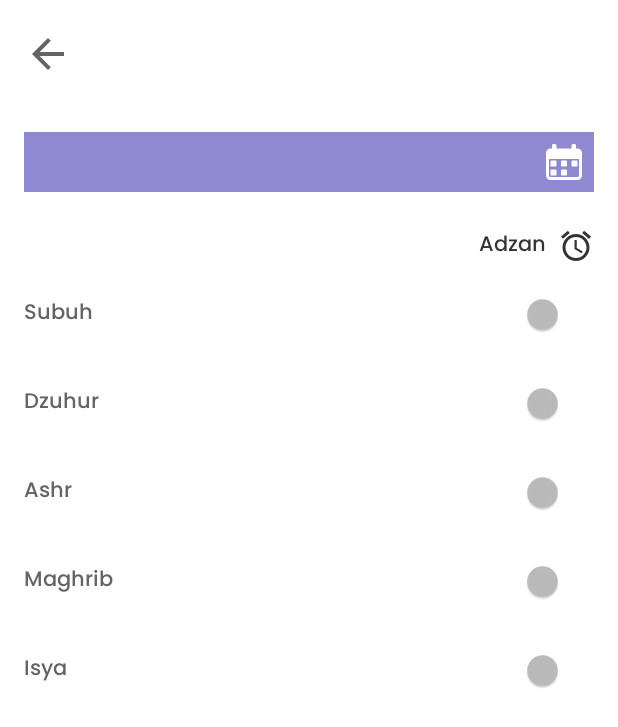
After one commit to MaulIbra/REST_CLIENT_Android_QuranQu, an Android app: the JadwalSholatActivity screen opened directly, with no data from a screen before it, on a phone screen of 412 x 824 dp. The commit adds this screen. Shown: the top 727 px of the screen. Run offline under Robolectric (Android 15) with nearby library versions, the phone set to English and light mode, and no system bars; network calls fail.

Commit message:
add alarm manager for adzan

```diff
--- a/app/src/main/AndroidManifest.xml
+++ b/app/src/main/AndroidManifest.xml
@@ -18,6 +18,7 @@
         <service android:name=".service.JobServices"
             android:permission="android.permission.BIND_JOB_SERVICE"/>
         <service android:name=".service.FetchAddressIntentService"/>
+        <receiver android:name=".service.AlertReciever"/>
         <activity android:name=".ui.home.HomeActivity">
             <intent-filter>
                 <action android:name="android.intent.action.MAIN" />
@@ -27,6 +28,7 @@
         </activity>
         <activity android:name=".ui.surah.SurahActivity"/>
         <activity android:name=".ui.ayat.AyatActivity"/>
+        <activity android:name=".ui.sholat.JadwalSholatActivity"/>
     </application>
 
 </manifest>
--- a/app/src/main/java/com/example/quranqu/common/ConstantValue.java
+++ b/app/src/main/java/com/example/quranqu/common/ConstantValue.java
@@ -20,4 +20,12 @@ public class ConstantValue {
     public static final String DATE_FORMAT = "EEEE, d MMMM yyyy";
     public static final String BASE_URL_QURAN = "https://al-quran-8d642.firebaseio.com/";
     public static final String BASE_URL_ADZAN = "https://muslimsalat.com/";
+    public static final String JADWAL_SHOLAT = "jadwalSholat";
+    public static final String TANGGAL = "tanggal";
+    public static final String KOTA = "kota";
+    public static final String SUBUH = "subuh";
+    public static final String DZUHUR = "dzuhur";
+    public static final String ASHAR = "ashar";
+    public static final String MAGHRIB = "maghrib";
+    public static final String ISYA = "isya";
 }
--- a/app/src/main/java/com/example/quranqu/model/Items.java
+++ b/app/src/main/java/com/example/quranqu/model/Items.java
@@ -1,9 +1,12 @@
 package com.example.quranqu.model;
+
+import android.os.Parcel;
+import android.os.Parcelable;
 
 import com.google.gson.annotations.Expose;
 import com.google.gson.annotations.SerializedName;
 
-public class Items {
+public class Items  {
     @Expose
     @SerializedName("isha")
     private String isha;
--- /dev/null
+++ b/app/src/main/java/com/example/quranqu/service/AlertReciever.java
@@ -0,0 +1,27 @@
+package com.example.quranqu.service;
+
+import android.app.NotificationChannel;
+import android.content.BroadcastReceiver;
+import android.content.Context;
+import android.content.Intent;
+import android.media.MediaPlayer;
+
+import androidx.core.app.NotificationCompat;
+
+import com.example.quranqu.R;
+
+/**
+ * Created by Maulana Ibrahim on 05/May/2020
+ * Email maulibrahim19@gmail.com
+ */
+public class AlertReciever extends BroadcastReceiver {
+
+    @Override
+    public void onReceive(Context context, Intent intent) {
+        NotificationHelper notificationHelper = new NotificationHelper(context);
+        NotificationCompat.Builder nb = notificationHelper.getChannelNotification();
+        notificationHelper.getManager().notify(1,nb.build());
+        MediaPlayer mediaPlayer = MediaPlayer.create(context,R.raw.adzan);
+        mediaPlayer.start();
+    }
+}
--- /dev/null
+++ b/app/src/main/java/com/example/quranqu/service/NotificationHelper.java
@@ -0,0 +1,52 @@
+package com.example.quranqu.service;
+
+import android.annotation.TargetApi;
+import android.app.NotificationChannel;
+import android.app.NotificationManager;
+import android.content.Context;
+import android.content.ContextWrapper;
+import android.os.Build;
+
+import androidx.core.app.NotificationCompat;
+
+import com.example.quranqu.R;
+
+/**
+ * Created by Maulana Ibrahim on 05/May/2020
+ * Email maulibrahim19@gmail.com
+ */
+public class NotificationHelper extends ContextWrapper {
+
+    public static final String channelID = "channelID";
+    public static final String channelName = "channelName";
+
+    private NotificationManager manager;
+
+    public NotificationHelper(Context base) {
+        super(base);
+        if (Build.VERSION.SDK_INT >= Build.VERSION_CODES.O){
+            createChannel();
+        }
+    }
+
+    @TargetApi(Build.VERSION_CODES.O)
+    private void createChannel() {
+        NotificationChannel notificationChannel = new NotificationChannel(channelID, channelName, NotificationManager.IMPORTANCE_HIGH);
+        getManager().createNotificationChannel(notificationChannel);
+    }
+
+    public NotificationManager getManager() {
+        if (manager == null) {
+            manager = (NotificationManager) getSystemService(Context.NOTIFICATION_SERVICE);
+        }
+
+        return manager;
+    }
+
+    public NotificationCompat.Builder getChannelNotification() {
+        return new NotificationCompat.Builder(getApplicationContext(), channelID)
+                .setContentTitle("Alarm!")
+                .setContentText("Your AlarmManager is working.")
+                .setSmallIcon(R.drawable.ic_access_alarm_black_24dp);
+    }
+}
--- a/app/src/main/java/com/example/quranqu/ui/home/HomeActivity.java
+++ b/app/src/main/java/com/example/quranqu/ui/home/HomeActivity.java
@@ -11,6 +11,7 @@ import android.hardware.SensorEventListener;
 import android.hardware.SensorManager;
 import android.os.Bundle;
 import android.os.Handler;
+import android.os.Parcelable;
 import android.os.ResultReceiver;
 import android.view.View;
 import android.view.animation.Animation;
@@ -29,8 +30,11 @@ import com.example.quranqu.common.ConstantValue;
 import com.example.quranqu.common.DateFormatHelper;
 import com.example.quranqu.model.Items;
 import com.example.quranqu.service.CurrentLocationService;
+import com.example.quranqu.ui.sholat.JadwalSholatActivity;
 import com.example.quranqu.ui.surah.SurahActivity;
 
+import java.io.Serializable;
+import java.util.ArrayList;
 import java.util.List;
 import java.util.Objects;
 
@@ -41,13 +45,14 @@ import java.util.Objects;
 public class HomeActivity extends AppCompatActivity implements View.OnClickListener, SensorEventListener, HomeContract.view {
 
     private CardView cvMembacaQuran, cvWaktuSholat, cvKumpulanDoa;
-    private TextView tvCity, tvDate, tvTime, tvKetSholat,tvLeftTime,tvMenuju;
+    private TextView tvCity, tvDate, tvTime, tvKetSholat, tvLeftTime, tvMenuju;
     private ImageView ivCompas;
     private float currentDegree = 0f;
     private SensorManager mSensorManager;
     public static final int REQUEST_CODE_LOCATION_PERMISSION = 1;
     private ResultReceiver resultReceiver;
     private DateFormatHelper dateFormatHelper;
+    List<Items> itemsList = new ArrayList<>();
     private static final String TAG = "HomeActivity";
     private HomePresenter presenter;
     private CurrentLocationService currentLocationService;
@@ -59,6 +64,7 @@ public class HomeActivity extends AppCompatActivity implements View.OnClickListe
         onInitView();
         onInit();
         cvMembacaQuran.setOnClickListener(this);
+        cvWaktuSholat.setOnClickListener(this);
     }
 
     private void onInitView() {
@@ -92,6 +98,20 @@ public class HomeActivity extends AppCompatActivity implements View.OnClickListe
                 i.putExtra(ConstantValue.idActivity, ConstantValue.quran);
                 startActivity(i);
                 break;
+            case R.id.cvWaktuSholat:
+                if (itemsList != null) {
+                    if (itemsList.size() > 0) {
+                        Intent z = new Intent(HomeActivity.this, JadwalSholatActivity.class);
+                        z.putExtra(ConstantValue.SUBUH, itemsList.get(0).getFajr());
+                        z.putExtra(ConstantValue.DZUHUR, itemsList.get(0).getDhuhr());
+                        z.putExtra(ConstantValue.ASHAR, itemsList.get(0).getAsr());
+                        z.putExtra(ConstantValue.MAGHRIB, itemsList.get(0).getMaghrib());
+                        z.putExtra(ConstantValue.ISYA, itemsList.get(0).getIsha());
+                        z.putExtra(ConstantValue.KOTA, tvCity.getText().toString());
+                        z.putExtra(ConstantValue.TANGGAL, tvDate.getText().toString());
+                        startActivity(z);
+                    }
+                }
         }
 
     }
@@ -132,6 +152,7 @@ public class HomeActivity extends AppCompatActivity implements View.OnClickListe
 
     @Override
     public void onSuccessGetJadwalSholat(List<Items> items) {
+        itemsList = items;
         presenter.getFindFirstJadwal(items);
     }
 
--- /dev/null
+++ b/app/src/main/java/com/example/quranqu/ui/sholat/JadwalSholatActivity.java
@@ -0,0 +1,137 @@
+package com.example.quranqu.ui.sholat;
+
+import android.app.AlarmManager;
+import android.app.PendingIntent;
+import android.content.Context;
+import android.content.Intent;
+import android.os.Bundle;
+import android.view.View;
+import android.widget.CompoundButton;
+import android.widget.ImageView;
+import android.widget.Switch;
+import android.widget.TextView;
+import android.widget.Toast;
+
+import androidx.annotation.Nullable;
+import androidx.appcompat.app.AppCompatActivity;
+
+import com.example.quranqu.R;
+import com.example.quranqu.common.ConstantValue;
+import com.example.quranqu.common.DateFormatHelper;
+import com.example.quranqu.service.AlertReciever;
+
+import java.util.Calendar;
+
+/**
+ * Created by Maulana Ibrahim on 05/May/2020
+ * Email maulibrahim19@gmail.com
+ */
+public class JadwalSholatActivity extends AppCompatActivity implements View.OnClickListener, CompoundButton.OnCheckedChangeListener {
+
+    private ImageView btnBack;
+    private TextView tvCityJadwal, tvDateJadwal, tvSubuh, tvDzuhur, tvAshr, tvMaghrib, tvIsya;
+    private Switch swSubuh, swDzuhur, swAshr, swMaghrib, swIsya;
+    private String subuh, dzuhur, ashr, maghrib, isya;
+    DateFormatHelper dateFormatHelper;
+
+    @Override
+    protected void onCreate(@Nullable Bundle savedInstanceState) {
+        super.onCreate(savedInstanceState);
+        setContentView(R.layout.jadwal_activity);
+        dateFormatHelper = new DateFormatHelper();
+        onInitView();
+        onInit();
+    }
+
+    private void onInit() {
+        Intent i = getIntent();
+        subuh = i.getStringExtra(ConstantValue.SUBUH);
+        dzuhur = i.getStringExtra(ConstantValue.DZUHUR);
+        ashr = i.getStringExtra(ConstantValue.ASHAR);
+        maghrib = i.getStringExtra(ConstantValue.MAGHRIB);
+        isya = i.getStringExtra(ConstantValue.ISYA);
+        tvCityJadwal.setText(i.getStringExtra(ConstantValue.KOTA));
+        tvDateJadwal.setText(i.getStringExtra(ConstantValue.TANGGAL));
+        tvSubuh.setText(subuh);
+        tvDzuhur.setText(dzuhur);
+        tvAshr.setText(ashr);
+        tvMaghrib.setText(maghrib);
+        tvIsya.setText(isya);
+
+    }
+
+    private void onInitView() {
+        btnBack = findViewById(R.id.backBtn);
+        tvCityJadwal = findViewById(R.id.tvCityJadwal);
+        tvDateJadwal = findViewById(R.id.tvDateJadwal);
+        tvSubuh = findViewById(R.id.tvSubuh);
+        tvDzuhur = findViewById(R.id.tvDzuhur);
+        tvAshr = findViewById(R.id.tvAshr);
+        tvMaghrib = findViewById(R.id.tvMaghrib);
+        tvIsya = findViewById(R.id.tvIsya);
+        swSubuh = findViewById(R.id.swSubuh);
+        swDzuhur = findViewById(R.id.swDzuhur);
+        swAshr = findViewById(R.id.swAshr);
+        swMaghrib = findViewById(R.id.swMaghrib);
+        swIsya = findViewById(R.id.swIsya);
+        btnBack.setOnClickListener(this);
+        swSubuh.setOnCheckedChangeListener(this);
+        swDzuhur.setOnCheckedChangeListener(this);
+        swAshr.setOnCheckedChangeListener(this);
+        swMaghrib.setOnCheckedChangeListener(this);
+        swIsya.setOnCheckedChangeListener(this);
+    }
+
+    @Override
+    public void onClick(View view) {
+        switch (view.getId()) {
+            case R.id.backBtn:
+                onBackPressed();
+                break;
+        }
+    }
+
+    @Override
+    public void onCheckedChanged(CompoundButton compoundButton, boolean b) {
+        switch (compoundButton.getId()) {
+            case R.id.swSubuh:
+                alarmManager(b,subuh,1);
+                break;
+            case R.id.swDzuhur:
+                alarmManager(b,dzuhur,2);
+                break;
+            case R.id.swAshr:
+                alarmManager(b,ashr,3);
+                break;
+            case R.id.swMaghrib:
+                alarmManager(b,maghrib,4);
+                break;
+            case R.id.swIsya:
+                alarmManager(b,isya,5);
+                break;
+        }
+    }
+
+    private void alarmManager(Boolean x, String time, int reqCode) {
+        if (x) {
+            startAlarm(dateFormatHelper.convertToTimeCalendar(time), reqCode);
+        } else {
+            cancelAlarm(reqCode);
+        }
+    }
+
+    private void startAlarm(Calendar c, int requestCode) {
+        AlarmManager alarmManager = (AlarmManager) getSystemService(Context.ALARM_SERVICE);
+        Intent intent = new Intent(this, AlertReciever.class);
+        PendingIntent pendingIntent = PendingIntent.getBroadcast(this, requestCode, intent, 0);
+        alarmManager.setExact(AlarmManager.RTC_WAKEUP, c.getTimeInMillis(), pendingIntent);
+    }
+
+    private void cancelAlarm(int requestCode) {
+        AlarmManager alarmManager = (AlarmManager) getSystemService(Context.ALARM_SERVICE);
+        Intent intent = new Intent(this, AlertReciever.class);
+        PendingIntent pendingIntent = PendingIntent.getBroadcast(this, requestCode, intent, 0);
+        alarmManager.cancel(pendingIntent);
+    }
+
+}
--- /dev/null
+++ b/app/src/main/res/drawable/ic_access_alarm_black_24dp.xml
@@ -0,0 +1,9 @@
+<vector xmlns:android="http://schemas.android.com/apk/res/android"
+        android:width="24dp"
+        android:height="24dp"
+        android:viewportWidth="24.0"
+        android:viewportHeight="24.0">
+    <path
+        android:fillColor="#FF000000"
+        android:pathData="M22,5.72l-4.6,-3.86 -1.29,1.53 4.6,3.86L22,5.72zM7.88,3.39L6.6,1.86 2,5.71l1.29,1.53 4.59,-3.85zM12.5,8L11,8v6l4.75,2.85 0.75,-1.23 -4,-2.37L12.5,8zM12,4c-4.97,0 -9,4.03 -9,9s4.02,9 9,9c4.97,0 9,-4.03 9,-9s-4.03,-9 -9,-9zM12,20c-3.87,0 -7,-3.13 -7,-7s3.13,-7 7,-7 7,3.13 7,7 -3.13,7 -7,7z"/>
+</vector>
--- /dev/null
+++ b/app/src/main/res/drawable/ic_interface.xml
@@ -0,0 +1,9 @@
+<vector android:height="24dp" android:viewportHeight="512"
+    android:viewportWidth="512" android:width="24dp" xmlns:android="http://schemas.android.com/apk/res/android">
+    <path android:fillColor="#FFFFFF" android:pathData="m80,320h53.332c8.832,0 16,-7.168 16,-16v-53.332c0,-8.832 -7.168,-16 -16,-16h-53.332c-8.832,0 -16,7.168 -16,16v53.332c0,8.832 7.168,16 16,16zM80,320"/>
+    <path android:fillColor="#FFFFFF" android:pathData="m80,448h53.332c8.832,0 16,-7.168 16,-16v-53.332c0,-8.832 -7.168,-16 -16,-16h-53.332c-8.832,0 -16,7.168 -16,16v53.332c0,8.832 7.168,16 16,16zM80,448"/>
+    <path android:fillColor="#FFFFFF" android:pathData="m229.332,320h53.336c8.832,0 16,-7.168 16,-16v-53.332c0,-8.832 -7.168,-16 -16,-16h-53.336c-8.832,0 -16,7.168 -16,16v53.332c0,8.832 7.168,16 16,16zM229.332,320"/>
+    <path android:fillColor="#FFFFFF" android:pathData="m229.332,448h53.336c8.832,0 16,-7.168 16,-16v-53.332c0,-8.832 -7.168,-16 -16,-16h-53.336c-8.832,0 -16,7.168 -16,16v53.332c0,8.832 7.168,16 16,16zM229.332,448"/>
+    <path android:fillColor="#FFFFFF" android:pathData="m378.668,320h53.332c8.832,0 16,-7.168 16,-16v-53.332c0,-8.832 -7.168,-16 -16,-16h-53.332c-8.832,0 -16,7.168 -16,16v53.332c0,8.832 7.168,16 16,16zM378.668,320"/>
+    <path android:fillColor="#FFFFFF" android:pathData="m448,64h-21.332v-42.668c0,-11.773 -9.559,-21.332 -21.336,-21.332h-21.332c-11.777,0 -21.332,9.559 -21.332,21.332v42.668h-213.336v-42.668c0,-11.773 -9.555,-21.332 -21.332,-21.332h-21.332c-11.777,0 -21.336,9.559 -21.336,21.332v42.668h-21.332c-35.285,0 -64,28.715 -64,64v320c0,35.285 28.715,64 64,64h384c35.285,0 64,-28.715 64,-64v-320c0,-35.285 -28.715,-64 -64,-64zM469.332,448c0,11.754 -9.578,21.332 -21.332,21.332h-384c-11.754,0 -21.332,-9.578 -21.332,-21.332v-233.813h426.664zM469.332,448"/>
+</vector>
--- a/app/src/main/res/layout/appbar.xml
+++ b/app/src/main/res/layout/appbar.xml
@@ -4,6 +4,7 @@
     android:layout_height="wrap_content"
     android:background="@color/white"
     android:orientation="horizontal"
+    android:padding="8dp"
     >
 
     <ImageView
@@ -20,7 +21,7 @@
         android:layout_width="wrap_content"
         android:layout_height="wrap_content"
         android:layout_gravity="center_vertical"
-        android:text="Al-Qur'an"
+        android:text=""
         android:textSize="16sp"
         android:layout_marginLeft="8dp"
         android:fontFamily="@font/poppinsmedium"
--- /dev/null
+++ b/app/src/main/res/layout/jadwal_activity.xml
@@ -0,0 +1,271 @@
+<?xml version="1.0" encoding="utf-8"?>
+<LinearLayout xmlns:android="http://schemas.android.com/apk/res/android"
+    android:layout_width="match_parent"
+    android:layout_height="match_parent"
+    android:orientation="vertical"
+    android:background="@color/white">
+
+    <include layout="@layout/appbar"/>
+
+    <LinearLayout
+        android:weightSum="2"
+        android:layout_width="match_parent"
+        android:layout_height="wrap_content"
+        android:layout_margin="16dp"
+        android:background="@color/blue"
+        android:padding="8dp"
+        >
+
+        <TextView
+            android:id="@+id/tvCityJadwal"
+            android:text="Bandung"
+            android:textColor="@color/white"
+            android:fontFamily="@font/poppinsmedium"
+            android:textSize="14sp"
+            android:layout_weight="1"
+            android:layout_width="0dp"
+            android:layout_gravity="center_vertical"
+            android:layout_height="wrap_content"/>
+
+        <TextView
+            android:id="@+id/tvDateJadwal"
+            android:text="Bandung"
+            android:textColor="@color/white"
+            android:fontFamily="@font/poppinsregular"
+            android:textSize="12sp"
+            android:layout_weight="1"
+            android:layout_width="0dp"
+            android:gravity="end"
+            android:drawableRight="@drawable/ic_interface"
+            android:drawablePadding="16dp"
+            android:layout_gravity="center_vertical"
+            android:layout_height="wrap_content"/>
+
+    </LinearLayout>
+
+    <TextView
+        android:layout_width="match_parent"
+        android:layout_height="wrap_content"
+        android:layout_marginTop="8dp"
+        android:layout_marginBottom="4dp"
+        android:layout_marginLeft="16dp"
+        android:layout_marginRight="16dp"
+        android:text="Adzan"
+        android:fontFamily="@font/poppinsmedium"
+        android:textColor="@color/textBlack"
+        android:gravity="end|center_vertical"
+        android:drawableTint="@color/textBlack"
+        android:drawableRight="@drawable/ic_access_alarm_black_24dp"
+        android:drawablePadding="8dp"
+        />
+
+    <LinearLayout
+        android:layout_width="match_parent"
+        android:orientation="horizontal"
+        android:layout_height="wrap_content"
+        android:layout_margin="16dp"
+        android:weightSum="3">
+
+        <TextView
+            android:layout_weight="1"
+            android:layout_width="0dp"
+            android:layout_height="wrap_content"
+            android:text="Subuh"
+            android:layout_gravity="center_vertical"
+            android:textSize="14sp"
+            android:textColor="@color/textColor"
+            android:fontFamily="@font/poppinsmedium"
+            />
+
+        <TextView
+            android:id="@+id/tvSubuh"
+            android:layout_weight="1"
+            android:layout_width="0dp"
+            android:layout_height="wrap_content"
+            android:text="Subuh"
+            android:layout_gravity="center_vertical"
+            android:textSize="14sp"
+            android:gravity="end|center_vertical"
+            android:textColor="@color/textColor"
+            android:fontFamily="@font/poppinsregular"
+            />
+
+        <Switch
+            android:id="@+id/swSubuh"
+            android:layout_weight="1"
+            android:layout_width="wrap_content"
+            android:layout_height="wrap_content"
+            android:layout_gravity="center_vertical"
+            android:gravity="end"/>
+
+    </LinearLayout>
+
+    <LinearLayout
+        android:layout_width="match_parent"
+        android:orientation="horizontal"
+        android:layout_height="wrap_content"
+        android:layout_margin="16dp"
+        android:weightSum="3">
+
+        <TextView
+            android:layout_weight="1"
+            android:layout_width="0dp"
+            android:layout_height="wrap_content"
+            android:text="Dzuhur"
+            android:layout_gravity="center_vertical"
+            android:textSize="14sp"
+            android:textColor="@color/textColor"
+            android:fontFamily="@font/poppinsmedium"
+            />
+
+        <TextView
+            android:id="@+id/tvDzuhur"
+            android:layout_weight="1"
+            android:layout_width="0dp"
+            android:layout_height="wrap_content"
+            android:text="Subuh"
+            android:layout_gravity="center_vertical"
+            android:textSize="14sp"
+            android:gravity="end|center_vertical"
+            android:textColor="@color/textColor"
+            android:fontFamily="@font/poppinsregular"
+            />
+
+        <Switch
+            android:id="@+id/swDzuhur"
+            android:layout_weight="1"
+            android:layout_width="wrap_content"
+            android:layout_height="wrap_content"
+            android:layout_gravity="center_vertical"
+            android:gravity="end"/>
+
+    </LinearLayout>
+
+
+    <LinearLayout
+        android:layout_width="match_parent"
+        android:orientation="horizontal"
+        android:layout_height="wrap_content"
+        android:layout_margin="16dp"
+        android:weightSum="3">
+
+        <TextView
+            android:layout_weight="1"
+            android:layout_width="0dp"
+            android:layout_height="wrap_content"
+            android:text="Ashr"
+            android:layout_gravity="center_vertical"
+            android:textSize="14sp"
+            android:textColor="@color/textColor"
+            android:fontFamily="@font/poppinsmedium"
+            />
+
+        <TextView
+            android:id="@+id/tvAshr"
+            android:layout_weight="1"
+            android:layout_width="0dp"
+            android:layout_height="wrap_content"
+            android:text="Subuh"
+            android:layout_gravity="center_vertical"
+            android:textSize="14sp"
+            android:gravity="end|center_vertical"
+            android:textColor="@color/textColor"
+            android:fontFamily="@font/poppinsregular"
+            />
+
+        <Switch
+            android:id="@+id/swAshr"
+            android:layout_weight="1"
+            android:layout_width="wrap_content"
+            android:layout_height="wrap_content"
+            android:layout_gravity="center_vertical"
+            android:gravity="end"/>
+
+    </LinearLayout>
+
+
+    <LinearLayout
+        android:layout_width="match_parent"
+        android:orientation="horizontal"
+        android:layout_height="wrap_content"
+        android:layout_margin="16dp"
+        android:weightSum="3">
+
+        <TextView
+            android:layout_weight="1"
+            android:layout_width="0dp"
+            android:layout_height="wrap_content"
+            android:text="Maghrib"
+            android:layout_gravity="center_vertical"
+            android:textSize="14sp"
+            android:textColor="@color/textColor"
+            android:fontFamily="@font/poppinsmedium"
+            />
+
+        <TextView
+            android:id="@+id/tvMaghrib"
+            android:layout_weight="1"
+            android:layout_width="0dp"
+            android:layout_height="wrap_content"
+            android:text="Subuh"
+            android:layout_gravity="center_vertical"
+            android:textSize="14sp"
+            android:gravity="end|center_vertical"
+            android:textColor="@color/textColor"
+            android:fontFamily="@font/poppinsregular"
+            />
+
+        <Switch
+            android:id="@+id/swMaghrib"
+            android:layout_weight="1"
+            android:layout_width="wrap_content"
+            android:layout_height="wrap_content"
+            android:layout_gravity="center_vertical"
+            android:gravity="end"/>
+
+    </LinearLayout>
+
+
+    <LinearLayout
+        android:layout_width="match_parent"
+        android:orientation="horizontal"
+        android:layout_height="wrap_content"
+        android:layout_margin="16dp"
+        android:weightSum="3">
+
+        <TextView
+            android:layout_weight="1"
+            android:layout_width="0dp"
+            android:layout_height="wrap_content"
+            android:text="Isya"
+            android:layout_gravity="center_vertical"
+            android:textSize="14sp"
+            android:textColor="@color/textColor"
+            android:fontFamily="@font/poppinsmedium"
+            />
+
+        <TextView
+            android:id="@+id/tvIsya"
+            android:layout_weight="1"
+            android:layout_width="0dp"
+            android:layout_height="wrap_content"
+            android:text="Subuh"
+            android:layout_gravity="center_vertical"
+            android:textSize="14sp"
+            android:gravity="end|center_vertical"
+            android:textColor="@color/textColor"
+            android:fontFamily="@font/poppinsregular"
+            />
+
+        <Switch
+            android:id="@+id/swIsya"
+            android:layout_weight="1"
+            android:layout_width="wrap_content"
+            android:layout_height="wrap_content"
+            android:layout_gravity="center_vertical"
+            android:gravity="end"/>
+
+    </LinearLayout>
+
+
+</LinearLayout>
--- a/app/src/main/res/values/colors.xml
+++ b/app/src/main/res/values/colors.xml
@@ -9,6 +9,7 @@
     <color name="green">#60A258</color>
     <color name="orange">#FCBD7F</color>
     <color name="textColor">#646464</color>
+    <color name="textBlack">#343434</color>
     <color name="white">#ffffff</color>
     <color name="silver">#EEEEEE</color>
 </resources>
```
Also changed, not shown: 1 other file.
